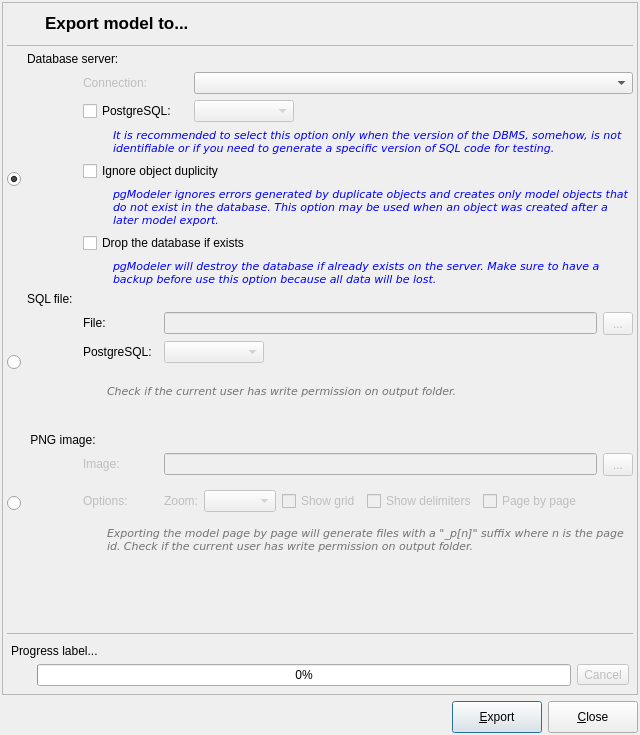
pgmodeler/pgmodeler, file libpgmodeler_ui/ui/modelexportform.ui: the form before one commit.
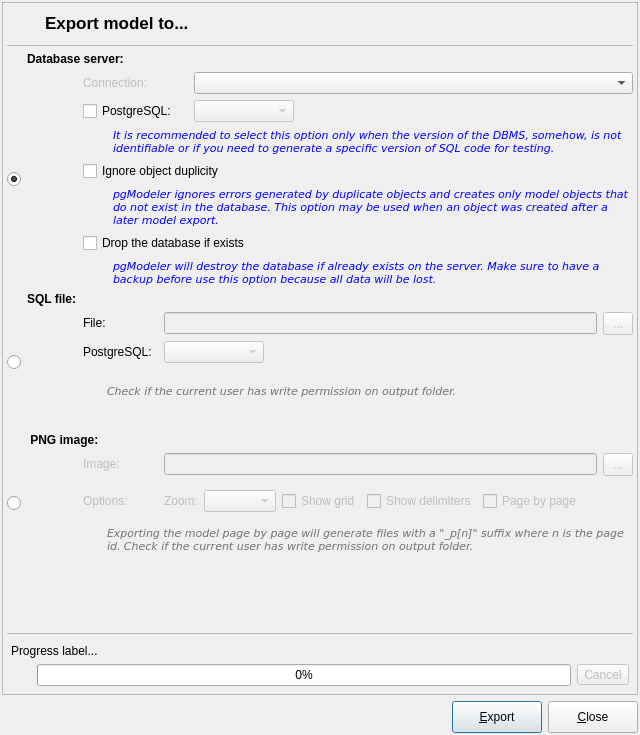
The form after the commit. Icons and pictures are not drawn.

Diff of the .ui file:
```diff
--- a/libpgmodeler_ui/ui/modelexportform.ui
+++ b/libpgmodeler_ui/ui/modelexportform.ui
@@ -136,6 +136,12 @@
         </property>
         <item row="0" column="1" colspan="3">
          <widget class="QLabel" name="export_to_img_lbl">
+          <property name="font">
+           <font>
+            <weight>75</weight>
+            <bold>true</bold>
+           </font>
+          </property>
           <property name="text">
            <string> PNG image:</string>
           </property>
@@ -469,6 +475,12 @@
         </property>
         <item row="0" column="1" colspan="3">
          <widget class="QLabel" name="export_to_file_lbl">
+          <property name="font">
+           <font>
+            <weight>75</weight>
+            <bold>true</bold>
+           </font>
+          </property>
           <property name="text">
            <string>SQL file:</string>
           </property>
@@ -1162,9 +1174,9 @@
          <widget class="QLabel" name="export_dbms_lbl">
           <property name="font">
            <font>
-            <weight>50</weight>
+            <weight>75</weight>
             <italic>false</italic>
-            <bold>false</bold>
+            <bold>true</bold>
            </font>
           </property>
           <property name="text">
```
Left out of the diff: 14 changed lines with no effect on the pictures.
